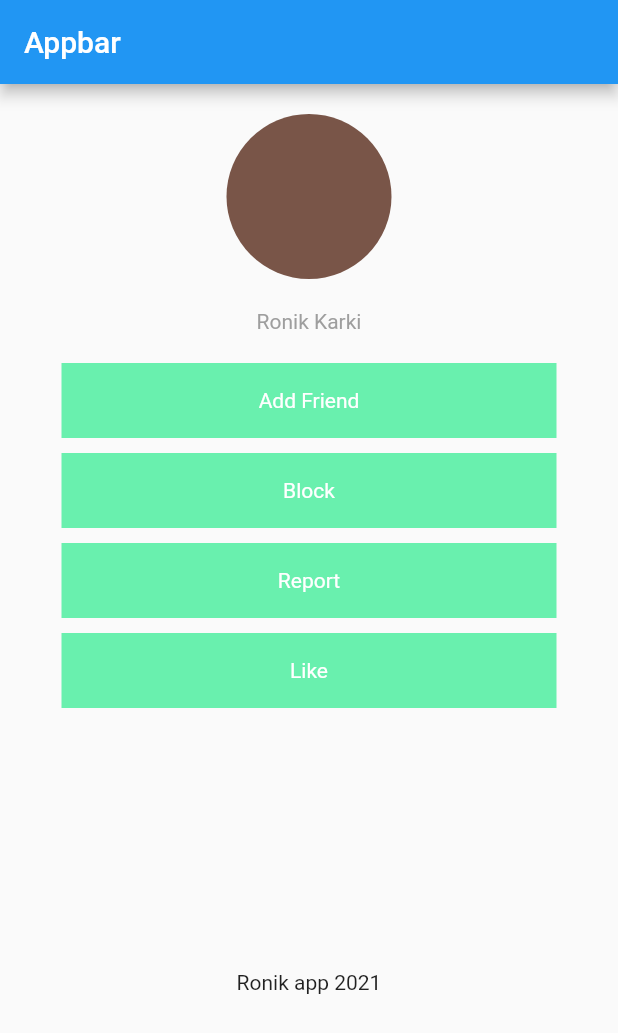
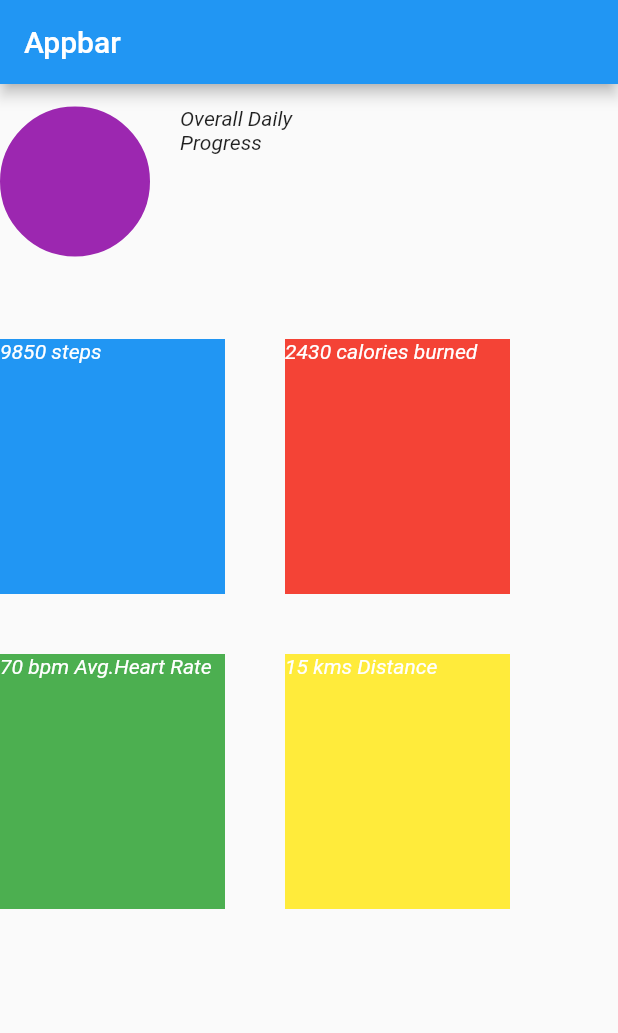
Before and after one commit to dRoTDM/flutterfirstapp, a Flutter app: the screen it shows after launch, on a phone screen of 412 x 824 dp. Shown: the top 1033 px of the screen. Run offline on Flutter 3.47's test engine with Material 2 defaults, Android fonts, the phone set to English and light mode, and no system bars.

Commit message:
gg layout

```diff
--- a/lib/view/ronik_page.dart
+++ b/lib/view/ronik_page.dart
@@ -6,81 +6,101 @@ class RonikPage extends StatelessWidget {
   @override
   Widget build(BuildContext context) {
     return Scaffold(
-      body: Center(
-        child: Column(
+      body: Column(
+        children: [
+          Row(
             children: [
               Container(
-              height: 150,
-              width: 110,
-              decoration: const BoxDecoration(
+                height: 130,
+                width: 100,
+                decoration: BoxDecoration(
                     shape: BoxShape.circle,
-                color: Colors.brown,
-              ),
-            ),
-            const Text(
-              'Ronik Karki',
-              style: TextStyle(color: Colors.grey),
+                    border: Border.all(width: 50, color: Colors.purple)),
               ),
               const SizedBox(
                 height: 20,
-            ),
-
-            Container(
-              height: 50,
-              width: 330,
-              color: Colors.greenAccent,
-              child: Center(
-                  child: const Text(
-                "Add Friend",
-                style: TextStyle(color: Colors.white),
-              )),
-            ),
-            //Space between boxes
-            const SizedBox(
-              height: 10,
+                width: 20,
               ),
               Container(
-              height: 50,
-              width: 330,
-              color: Colors.greenAccent,
-              child: Center(
-                  child: const Text(
-                "Block",
-                style: TextStyle(color: Colors.white),
-              )),
+                height: 100,
+                width: 75,
+                child: Text(
+                  'Overall Daily Progress  ',
+                  maxLines: 2,
+                  style: TextStyle(
+                    fontStyle: FontStyle.italic,
+                  ),
+                ),
+              ),
+            ],
           ),
           const SizedBox(
-              height: 10,
+            height: 40,
+            width: 10,
+          ),
+          Row(
+            children: [
+              Container(
+                color: Colors.blue,
+                child: Text(
+                  '9850 steps',
+                  style: TextStyle(
+                      fontStyle: FontStyle.italic, color: Colors.white),
+                ),
+                height: 170,
+                width: 150,
+              ),
+              const SizedBox(
+                height: 40,
+                width: 40,
               ),
               Container(
-              height: 50,
-              width: 330,
-              color: Colors.greenAccent,
-              child: Center(
-                  child: const Text(
-                "Report",
-                style: TextStyle(color: Colors.white),
-              )),
+                child: Text(
+                  '2430 calories burned',
+                  style: TextStyle(
+                    fontStyle: FontStyle.italic,
+                    color: Colors.white,
+                  ),
+                ),
+                color: Colors.red,
+                height: 170,
+                width: 150,
+              ),
+            ],
           ),
           const SizedBox(
-              height: 10,
+            height: 40,
+            width: 10,
+          ),
+          Row(
+            children: [
+              Container(
+                child: Text(
+                  '70 bpm Avg.Heart Rate',
+                  style: TextStyle(
+                      fontStyle: FontStyle.italic, color: Colors.white),
+                ),
+                color: Colors.green,
+                height: 170,
+                width: 150,
+              ),
+              const SizedBox(
+                height: 40,
+                width: 40,
               ),
               Container(
-              height: 50,
-              width: 330,
-              color: Colors.greenAccent,
-              child: Center(
-                  child: const Text(
-                "Like",
-                style: TextStyle(color: Colors.white),
-              )),
+                child: Text(
+                  '15 kms Distance',
+                  style: TextStyle(
+                      fontStyle: FontStyle.italic, color: Colors.white),
                 ),
-            const SizedBox(
-              height: 175,
+                color: Colors.yellow,
+                height: 170,
+                width: 150,
               ),
-            const Text("Ronik app 2021"),
             ],
           ),
+        ],
       ),
       appBar: AppBar(
         title: Text('Appbar'),
```
Lines whose indentation alone changed are shown as unchanged.
